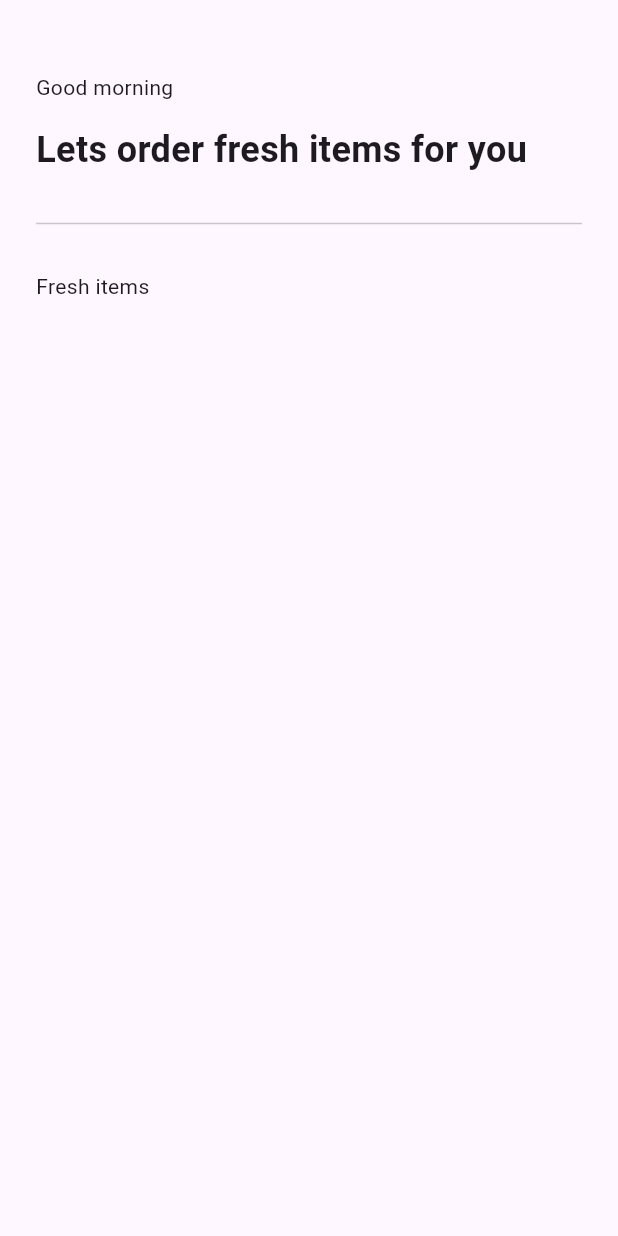
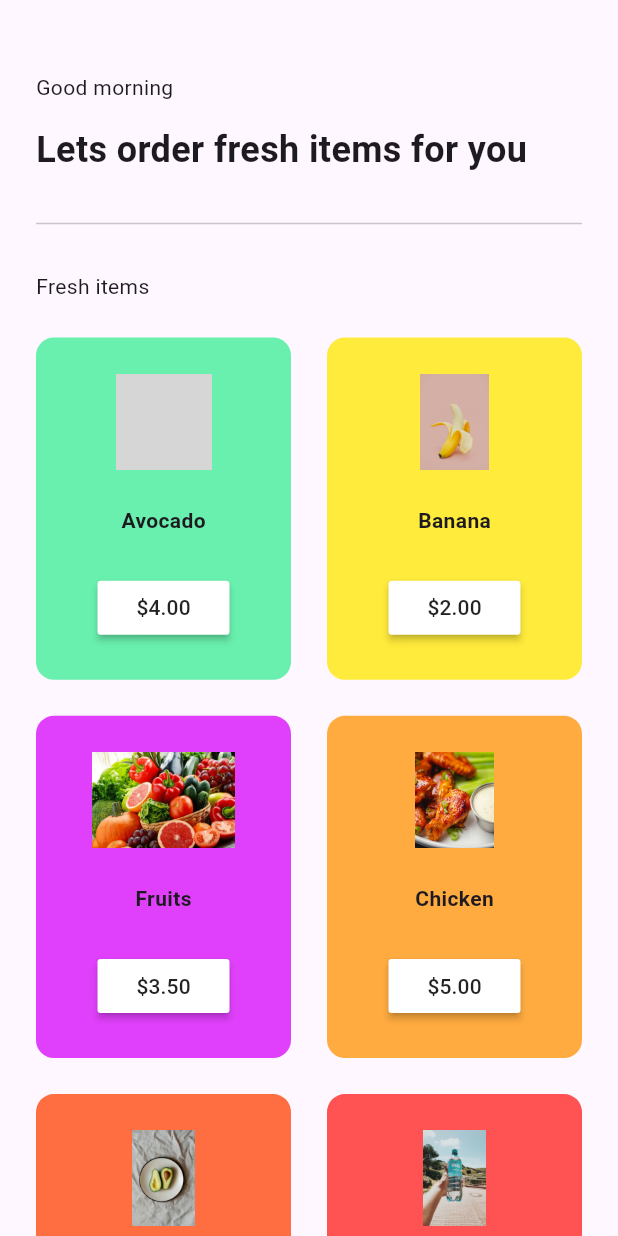
Before and after one commit to Leslee7789/Grocery-app, a Flutter app: the screen it shows after launch, after a tap on "Get Started", on a phone screen of 412 x 824 dp. Run offline on Flutter 3.47's test engine with Material 3 defaults, Android fonts, the light colour scheme and no system bars; grey boxes are pictures that could not be loaded.

Commit message:
add more assets and grid pictures as well as prices

```diff
--- a/lib/pages/cart_model.dart
+++ b/lib/pages/cart_model.dart
@@ -5,10 +5,10 @@ class CartModel extends ChangeNotifier {
   final List _items = [
     ['Avocado', '4.00', 'lib/images/avocado.jpg', Colors.greenAccent],
     ['Banana', '2.00', 'lib/images/banana.jpg', Colors.yellow],
-    ['Grapes', '3.50', 'lib/images/grapes.jpg', Colors.purpleAccent],
-    ['Mango', '5.00', 'lib/images/chicken.jpg', Colors.orangeAccent],
-    ['Orange', '3.00', 'lib/images/pear.jpg', Colors.deepOrangeAccent],
-    ['Strawberry', '4.50', 'lib/images/water.jpg', Colors.redAccent],
+    ['Fruits', '3.50', 'lib/images/fruits.jpeg', Colors.purpleAccent],
+    ['Chicken', '5.00', 'lib/images/chicken.jpg', Colors.orangeAccent],
+    ['Pear', '3.00', 'lib/images/pear.jpg', Colors.deepOrangeAccent],
+    ['Water', '4.50', 'lib/images/water.jpg', Colors.redAccent],
   ];
 
   // Getter
--- a/lib/pages/grocery_item_tile.dart
+++ b/lib/pages/grocery_item_tile.dart
@@ -14,6 +14,23 @@ class GroceryItemTile extends StatelessWidget {
 
   @override
   Widget build(BuildContext context) {
-    return Container();
+    return Padding(
+      padding: const EdgeInsets.all(12.0),
+      child: Container(
+        decoration: BoxDecoration(color: color,borderRadius: BorderRadius.circular(12)),
+        child: Column(
+          mainAxisAlignment: MainAxisAlignment.spaceEvenly,
+          children: [
+            Image.asset(imagePath,height: 64,),
+            Text(itemName,style: TextStyle(fontWeight: FontWeight.bold),),
+            MaterialButton(onPressed: () {
+            },
+            color: Colors.white,
+            child: Text('\$' + itemPrice),
+            ),
+          ],
+        ),
+      ),
+    );
   }
 }
--- a/lib/pages/homepage.dart
+++ b/lib/pages/homepage.dart
@@ -37,6 +37,7 @@ SizedBox(height: 15,),
             Expanded(child: Consumer<CartModel>(builder: (context, value, child){
               return GridView.builder(
                 itemCount: value.shopItems.length,
+
                 padding: EdgeInsets.all(12),
                 gridDelegate: SliverGridDelegateWithFixedCrossAxisCount(
                   crossAxisCount: 2,
--- a/lib/pages/intropage.dart
+++ b/lib/pages/intropage.dart
@@ -11,7 +11,7 @@ class Intropage extends StatelessWidget {
         children: [
           Padding(
             padding: const EdgeInsets.only(left: 80,right: 80,bottom: 80,top: 120),
-            child: Image.asset('lib/images/avocado.jpg'),
+            child: Image.asset('lib/images/grocery image.jpg'),
           ),
           Padding(
             padding: const EdgeInsets.all(24.0),
--- a/pubspec.yaml
+++ b/pubspec.yaml
@@ -66,6 +66,8 @@ flutter:
     - lib/images/chicken.jpg
     - lib/images/pear.jpg
     - lib/images/water.jpg
+    - lib/images/grocery image.jpg
+    - lib/images/fruits.jpeg
 
   # An image asset can refer to one or more resolution-specific "variants", see
   # https://flutter.dev/to/resolution-aware-images
```
Also changed, not shown: lib/images/fruits.jpeg (added), lib/images/grocery image.jpg (added).
